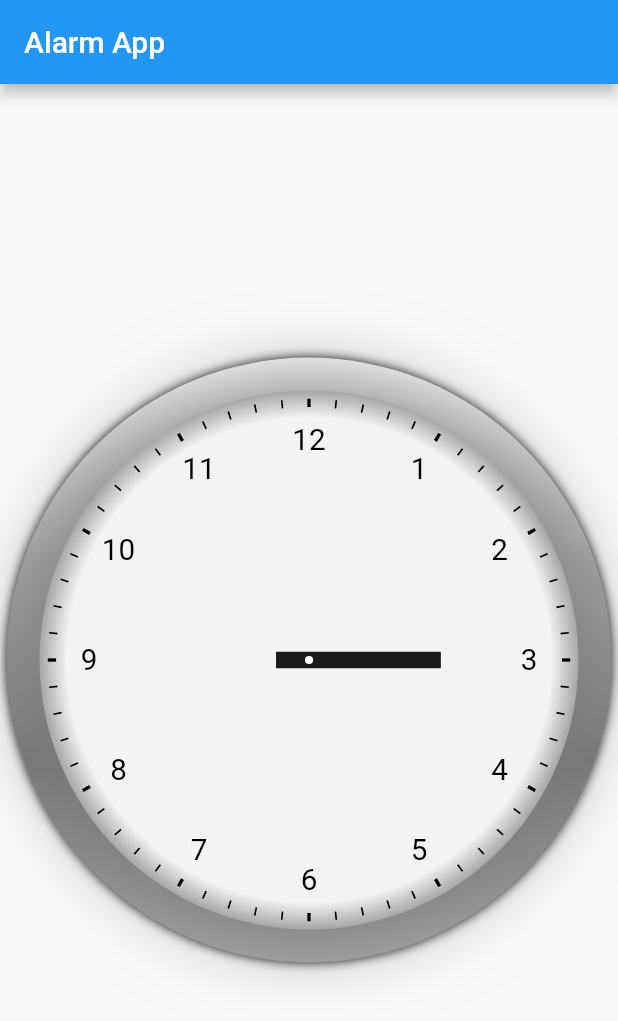
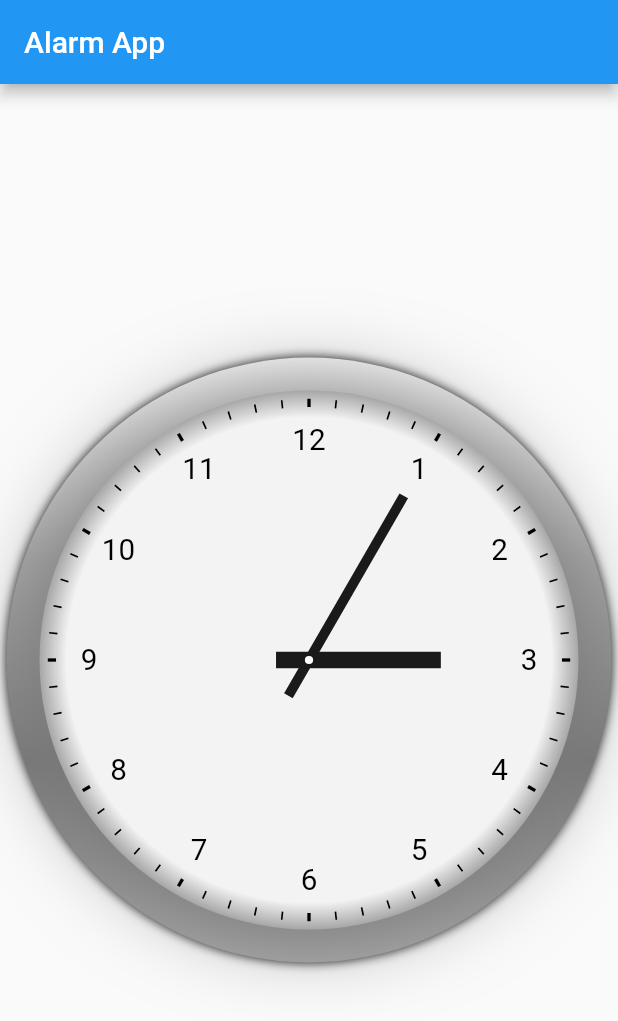
Before and after one commit to willwees/flutter_alarm_app, a Flutter app: the screen it shows after launch, on a phone screen of 412 x 824 dp. Shown: the top 1021 px of the screen. Run offline on Flutter 3.47's test engine with Material 2 defaults, Android fonts, the phone set to English and light mode, and no system bars; our stand-ins replace flutter_screenutil.

Commit message:
add ClockMinuteHandWidget

```diff
--- /dev/null
+++ b/lib/src/widgets/clock_minute_hand_widget.dart
@@ -0,0 +1,94 @@
+import 'dart:math';
+
+import 'package:flutter/material.dart';
+import 'package:flutter_alarm_app/src/constants/app_colors.dart';
+import 'package:flutter_alarm_app/src/constants/device_properties.dart';
+import 'package:flutter_alarm_app/src/utils/gesture_helper.dart';
+import 'package:flutter_screenutil/flutter_screenutil.dart';
+
+class ClockMinuteHandWidget extends StatefulWidget {
+  final int minutes;
+
+  const ClockMinuteHandWidget({
+    Key? key,
+    this.minutes = 5,
+  }) : super(key: key);
+
+  @override
+  State<ClockMinuteHandWidget> createState() => _ClockMinuteHandWidgetState();
+}
+
+class _ClockMinuteHandWidgetState extends State<ClockMinuteHandWidget> {
+  final double _padding = 48.0.w;
+  final double _clockHandWidth = 12.0.w;
+  final double _clockHandInvisibleWidth = 20.0.w; // so user can tap more easily.
+  final double _clockHandHeight = 280.0.w;
+  final double _pivot = 90.0.w;
+  late final double _centerOffsetCoord;
+  late int _minutes;
+
+  @override
+  void initState() {
+    super.initState();
+
+    _centerOffsetCoord = kDeviceLogicalWidth / 2 - (_padding + _clockHandInvisibleWidth / 2);
+    _minutes = widget.minutes;
+  }
+
+  @override
+  Widget build(BuildContext context) {
+    return Transform.translate(
+      offset: Offset(
+        _centerOffsetCoord,
+        _centerOffsetCoord - (_clockHandInvisibleWidth + _clockHandHeight) / 2 - _pivot + _clockHandInvisibleWidth,
+      ),
+      child: Transform.rotate(
+        angle: 2 * pi * (_minutes / 60),
+        origin: Offset(0.0, _pivot),
+        child: GestureDetector(
+          behavior: HitTestBehavior.translucent,
+          onPanUpdate: _onPanUpdate,
+          onPanEnd: _onPanEnd,
+          child: Stack(
+            alignment: Alignment.center,
+            children: <Widget>[
+              Container(
+                width: _clockHandInvisibleWidth,
+                height: _clockHandHeight,
+                color: Colors.transparent,
+              ),
+              Container(
+                width: _clockHandWidth,
+                height: _clockHandHeight,
+                color: AppColors.kBlack2,
+              ),
+            ],
+          ),
+        ),
+      ),
+    );
+  }
+
+  void _onPanUpdate(DragUpdateDetails details) {
+    // get cursor position
+    final RenderBox? renderBox = context.findRenderObject() as RenderBox?;
+    final Offset? position = renderBox?.globalToLocal(details.globalPosition);
+    if (position == null) {
+      return;
+    }
+
+    // calculate new value
+    final double angle = coordinatesToRadians(Offset(_centerOffsetCoord, _centerOffsetCoord), position);
+    final double percentage = radiansToPercentage(angle);
+    final int newValue = percentageToValue(percentage, 60);
+
+    setState(() {
+      _minutes = newValue;
+    });
+  }
+
+  void _onPanEnd(_) {
+    print('panEnd!');
+    //TODO: call event
+  }
+}
--- a/lib/src/widgets/clock_widget.dart
+++ b/lib/src/widgets/clock_widget.dart
@@ -2,6 +2,7 @@ import 'package:flutter/material.dart';
 import 'package:flutter_alarm_app/src/constants/app_colors.dart';
 import 'package:flutter_alarm_app/src/utils/painter/clock_dial_painter.dart';
 import 'package:flutter_alarm_app/src/widgets/clock_hour_hand_widget.dart';
+import 'package:flutter_alarm_app/src/widgets/clock_minute_hand_widget.dart';
 import 'package:flutter_screenutil/flutter_screenutil.dart';
 
 class ClockWidget extends StatelessWidget {
@@ -106,7 +107,7 @@ class ClockWidget extends StatelessWidget {
         child: Stack(
           children: const <Widget>[
             ClockHourHandWidget(),
-            //TODO: ClockMinuteHandWidget
+            ClockMinuteHandWidget(),
             //TODO: ClockSecondHandWidget
           ],
         ),
```
Also changed, not shown: lib/src/utils/painter/clock_minute_hand_painter.dart (deleted, +0 -42 lines).
